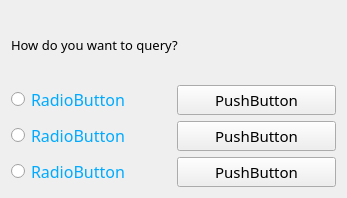
Qt form flight_inquiry.ui (Aloereed/Flightman_Client_DATA130039) before a commit.
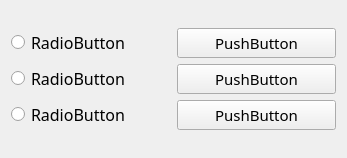
The same form after that commit.

```diff
--- a/flight_inquiry.ui
+++ b/flight_inquiry.ui
@@ -7,7 +7,7 @@
     <x>0</x>
     <y>0</y>
     <width>347</width>
-    <height>198</height>
+    <height>158</height>
    </rect>
   </property>
   <property name="windowTitle">
@@ -15,72 +15,8 @@
   </property>
   <layout class="QVBoxLayout" name="verticalLayout">
    <item>
-    <layout class="QHBoxLayout" name="horizontalLayout_4">
+    <layout class="QVBoxLayout" name="verticalLayout_2">
      <item>
-      <widget class="QLabel" name="hint_label">
-       <property name="font">
-        <font>
-         <family>Yu Gothic UI Semilight</family>
-         <pointsize>10</pointsize>
-        </font>
-       </property>
-       <property name="text">
-        <string>How do you want to query?</string>
-       </property>
-      </widget>
-     </item>
-     <item>
-      <spacer name="horizontalSpacer">
-       <property name="orientation">
-        <enum>Qt::Horizontal</enum>
-       </property>
-       <property name="sizeHint" stdset="0">
-        <size>
-         <width>40</width>
-         <height>20</height>
-        </size>
-       </property>
-      </spacer>
-     </item>
-    </layout>
-   </item>
-   <item>
-    <layout class="QGridLayout" name="gridLayout">
-     <item row="2" column="0">
-      <layout class="QHBoxLayout" name="horizontalLayout_3">
-       <item>
-        <widget class="QRadioButton" name="FlightIDradioButton">
-         <property name="font">
-          <font>
-           <family>Yu Gothic UI Semilight</family>
-           <pointsize>12</pointsize>
-          </font>
-         </property>
-         <property name="styleSheet">
-          <string notr="true">QRadioButton{color: rgb(0, 170, 255);}
-</string>
-         </property>
-         <property name="text">
-          <string>RadioButton</string>
-         </property>
-        </widget>
-       </item>
-       <item>
-        <widget class="QPushButton" name="CancelpushButton">
-         <property name="font">
-          <font>
-           <family>Yu Gothic UI Semilight</family>
-           <pointsize>11</pointsize>
-          </font>
-         </property>
-         <property name="text">
-          <string>PushButton</string>
-         </property>
-        </widget>
-       </item>
-      </layout>
-     </item>
-     <item row="0" column="0">
       <layout class="QHBoxLayout" name="horizontalLayout">
        <item>
         <widget class="QRadioButton" name="CitysDate_radioButton">
@@ -91,8 +27,7 @@
           </font>
          </property>
          <property name="styleSheet">
-          <string notr="true">QRadioButton{color: rgb(0, 170, 255);}
-</string>
+          <string notr="true"/>
          </property>
          <property name="text">
           <string>RadioButton</string>
@@ -114,7 +49,7 @@
        </item>
       </layout>
      </item>
-     <item row="1" column="0">
+     <item>
       <layout class="QHBoxLayout" name="horizontalLayout_2">
        <item>
         <widget class="QRadioButton" name="CitysradioButton">
@@ -125,8 +60,7 @@
           </font>
          </property>
          <property name="styleSheet">
-          <string notr="true">QRadioButton{color: rgb(0, 170, 255);}
-</string>
+          <string notr="true"/>
          </property>
          <property name="text">
           <string>RadioButton</string>
@@ -148,6 +82,39 @@
        </item>
       </layout>
      </item>
+     <item>
+      <layout class="QHBoxLayout" name="horizontalLayout_3">
+       <item>
+        <widget class="QRadioButton" name="FlightIDradioButton">
+         <property name="font">
+          <font>
+           <family>Yu Gothic UI Semilight</family>
+           <pointsize>12</pointsize>
+          </font>
+         </property>
+         <property name="styleSheet">
+          <string notr="true"/>
+         </property>
+         <property name="text">
+          <string>RadioButton</string>
+         </property>
+        </widget>
+       </item>
+       <item>
+        <widget class="QPushButton" name="CancelpushButton">
+         <property name="font">
+          <font>
+           <family>Yu Gothic UI Semilight</family>
+           <pointsize>11</pointsize>
+          </font>
+         </property>
+         <property name="text">
+          <string>PushButton</string>
+         </property>
+        </widget>
+       </item>
+      </layout>
+     </item>
     </layout>
    </item>
   </layout>
```
